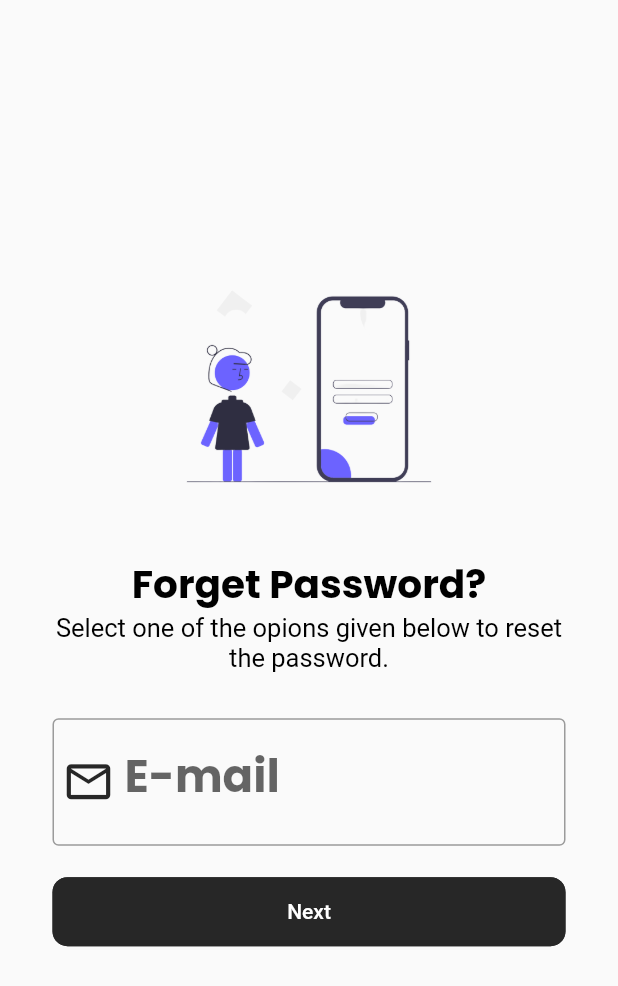
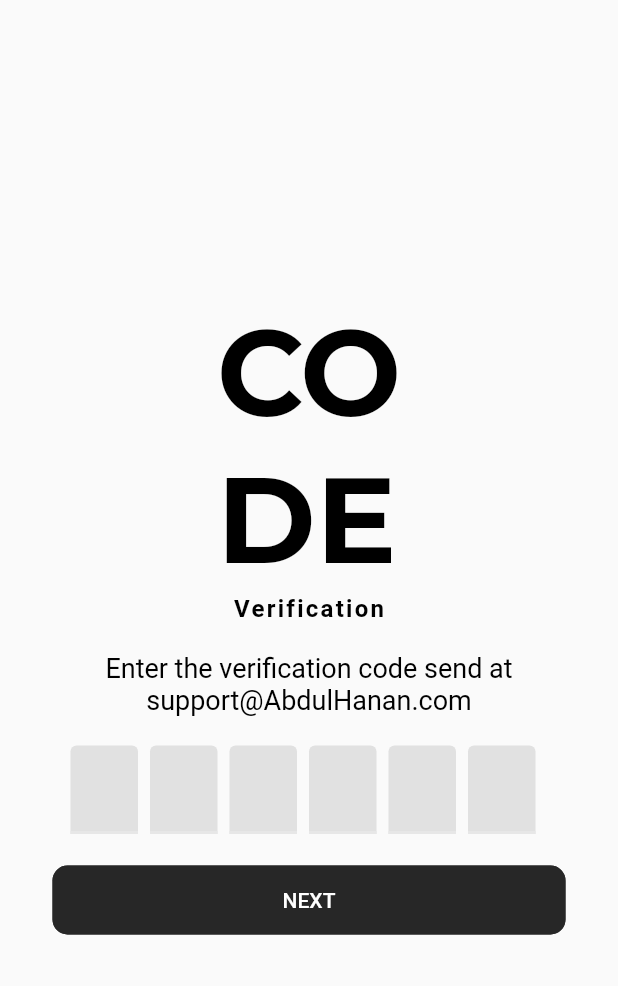
Before and after one commit to hanan0998/Flutter-UI-UX, a Flutter app: the ForgetPasswordMailScreen screen opened directly, after a tap on "Next", on a phone screen of 412 x 824 dp. Shown: the top 986 px of the screen. Run offline on Flutter 3.47's test engine with Material 2 defaults, Android fonts, the light colour scheme and no system bars; drawn by our look-alikes of flutter_otp_text_field; our stand-ins replace get, google_fonts, liquid_swipe, smooth_page_indicator.

Commit message:
Otp Screen UI completed1

```diff
--- a/lib/main.dart
+++ b/lib/main.dart
@@ -1,3 +1,4 @@
+import 'package:app_login/src/features/authentication/screens/forget_screen/forget_password_otp/forget_password_otp_screen.dart';
 import 'package:app_login/src/features/authentication/screens/splash_screen/splash_screen.dart';
 import 'package:app_login/src/utils/themes/theme.dart';
 import 'package:flutter/material.dart';
@@ -21,6 +22,10 @@ class MyApp extends StatelessWidget {
       darkTheme: AppTheme.darkTheme,
       themeMode: ThemeMode.system,
       home: SplashScreen(),
+      initialRoute: 'OTPScreen',
+      routes: {
+        'OTPScreen': (context) => OTPScreen(),
+      },
     );
   }
 }
--- a/lib/src/constants/text_string.dart
+++ b/lib/src/constants/text_string.dart
@@ -8,6 +8,7 @@ const String hEmail = "E-mail";
 const String hPassword = "Password";
 const String hFullName = "Full Name";
 const String hPhoneNumber = "Phone No";
+const String hNext = "Next";
 
 /* onboarding text */
 
@@ -57,3 +58,8 @@ const String hForgetPhoneSubTitle =
     "Enter your registered Phone No to receive OTP";
 const String hForgetEmailSubTitle =
     "Enter your registered E-Mail to receive OTP";
+
+/* Otp Screen */
+const String hOtpTitle = "CO\nDE";
+const String hOtpSubTitle = "Verification";
+const String hOtpMessage = "Enter the verification code send at ";
--- a/lib/src/features/authentication/screens/forget_screen/forget_password_mail/forget_password_mail_screen.dart
+++ b/lib/src/features/authentication/screens/forget_screen/forget_password_mail/forget_password_mail_screen.dart
@@ -2,7 +2,9 @@ import 'package:app_login/src/common%20widget/form/form_header_widget.dart';
 import 'package:app_login/src/constants/image_strings.dart';
 import 'package:app_login/src/constants/sizes.dart';
 import 'package:app_login/src/constants/text_string.dart';
+import 'package:app_login/src/features/authentication/screens/forget_screen/forget_password_otp/forget_password_otp_screen.dart';
 import 'package:flutter/material.dart';
+import 'package:get/get.dart';
 
 class ForgetPasswordMailScreen extends StatelessWidget {
   const ForgetPasswordMailScreen({super.key});
@@ -44,8 +46,9 @@ class ForgetPasswordMailScreen extends StatelessWidget {
                 ),
                 SizedBox(
                     width: double.infinity,
-                    child:
-                        ElevatedButton(onPressed: () {}, child: Text("Next"))),
+                    child: ElevatedButton(
+                        onPressed: () => Get.to(() => OTPScreen()),
+                        child: Text("Next"))),
               ],
             ))
           ]),
--- /dev/null
+++ b/lib/src/features/authentication/screens/forget_screen/forget_password_otp/forget_password_otp_screen.dart
@@ -0,0 +1,62 @@
+import 'package:app_login/src/constants/sizes.dart';
+import 'package:app_login/src/constants/text_string.dart';
+import 'package:flutter/material.dart';
+import 'package:flutter_otp_text_field/flutter_otp_text_field.dart';
+import 'package:google_fonts/google_fonts.dart';
+
+class OTPScreen extends StatelessWidget {
+  const OTPScreen({super.key});
+
+  @override
+  Widget build(BuildContext context) {
+    return Scaffold(
+      body: Container(
+        padding: EdgeInsets.all(hDefaultSize),
+        child: Column(
+          mainAxisAlignment: MainAxisAlignment.center,
+          // crossAxisAlignment: CrossAxisAlignment.center,
+          children: [
+            Container(
+              width: double.infinity,
+            ),
+            Text(
+              hOtpTitle,
+              style: GoogleFonts.montserrat(
+                  fontWeight: FontWeight.bold, fontSize: 80.0),
+            ),
+            Text(
+              hOtpSubTitle,
+              style: Theme.of(context).textTheme.labelSmall,
+            ),
+            SizedBox(
+              height: 20.0,
+            ),
+            Text(
+              hOtpMessage + "support@AbdulHanan.com",
+              textAlign: TextAlign.center,
+              style: TextStyle(fontWeight: FontWeight.normal, fontSize: 18),
+            ),
+            SizedBox(
+              height: 20.0,
+            ),
+            OtpTextField(
+              numberOfFields: 6,
+              filled: true,
+              fillColor: Colors.black.withOpacity(0.1),
+              fieldWidth: 45.0,
+              textStyle: TextStyle(fontSize: 25, fontWeight: FontWeight.normal),
+              onSubmit: (otp) => print("Otp is $otp"),
+            ),
+            SizedBox(
+              height: 20.0,
+            ),
+            SizedBox(
+                width: double.infinity,
+                child: ElevatedButton(
+                    onPressed: () {}, child: Text(hNext.toUpperCase()))),
+          ],
+        ),
+      ),
+    );
+  }
+}
--- a/lib/src/features/authentication/screens/forget_screen/forget_password_phone/froget_password_phone_screen.dart
+++ b/lib/src/features/authentication/screens/forget_screen/forget_password_phone/froget_password_phone_screen.dart
@@ -2,7 +2,9 @@ import 'package:app_login/src/common%20widget/form/form_header_widget.dart';
 import 'package:app_login/src/constants/image_strings.dart';
 import 'package:app_login/src/constants/sizes.dart';
 import 'package:app_login/src/constants/text_string.dart';
+import 'package:app_login/src/features/authentication/screens/forget_screen/forget_password_otp/forget_password_otp_screen.dart';
 import 'package:flutter/material.dart';
+import 'package:get/get.dart';
 
 class ForgetPasswordPhoneScreen extends StatelessWidget {
   const ForgetPasswordPhoneScreen({super.key});
@@ -44,8 +46,9 @@ class ForgetPasswordPhoneScreen extends StatelessWidget {
                 ),
                 SizedBox(
                     width: double.infinity,
-                    child:
-                        ElevatedButton(onPressed: () {}, child: Text("Next"))),
+                    child: ElevatedButton(
+                        onPressed: () => Get.to(() => OTPScreen()),
+                        child: Text("Next"))),
               ],
             ))
           ]),
--- a/lib/src/utils/themes/widget_themes/text_theme.dart
+++ b/lib/src/utils/themes/widget_themes/text_theme.dart
@@ -21,10 +21,10 @@ class hTextTheme {
           fontSize: 20, color: Colors.white, fontWeight: FontWeight.bold),
       displayMedium: TextStyle(
           color: Colors.black, fontSize: 25, fontWeight: FontWeight.bold),
-
       displaySmall: TextStyle(
           color: Colors.black, fontSize: 15, fontWeight: FontWeight.normal),
-  );
+      labelSmall: TextStyle(
+          fontSize: 16, fontWeight: FontWeight.bold, color: Colors.black));
 
   static TextTheme DarkTheme = TextTheme(
       headlineLarge: GoogleFonts.montserrat(
@@ -45,5 +45,6 @@ class hTextTheme {
           color: Colors.white, fontSize: 25, fontWeight: FontWeight.bold),
       displaySmall: TextStyle(
           color: Colors.white, fontSize: 15, fontWeight: FontWeight.normal),
-  );
+      labelSmall: TextStyle(
+          fontSize: 16, fontWeight: FontWeight.bold, color: Colors.white));
 }
--- a/pubspec.yaml
+++ b/pubspec.yaml
@@ -40,6 +40,7 @@ dependencies:
   get: ^4.6.5
   smooth_page_indicator: ^1.1.0
   liquid_swipe: ^3.1.0
+  flutter_otp_text_field: ^1.1.1
 
 
 dev_dependencies:
```
Also changed, not shown: pubspec.lock. Lines whose indentation alone changed are shown as unchanged.
